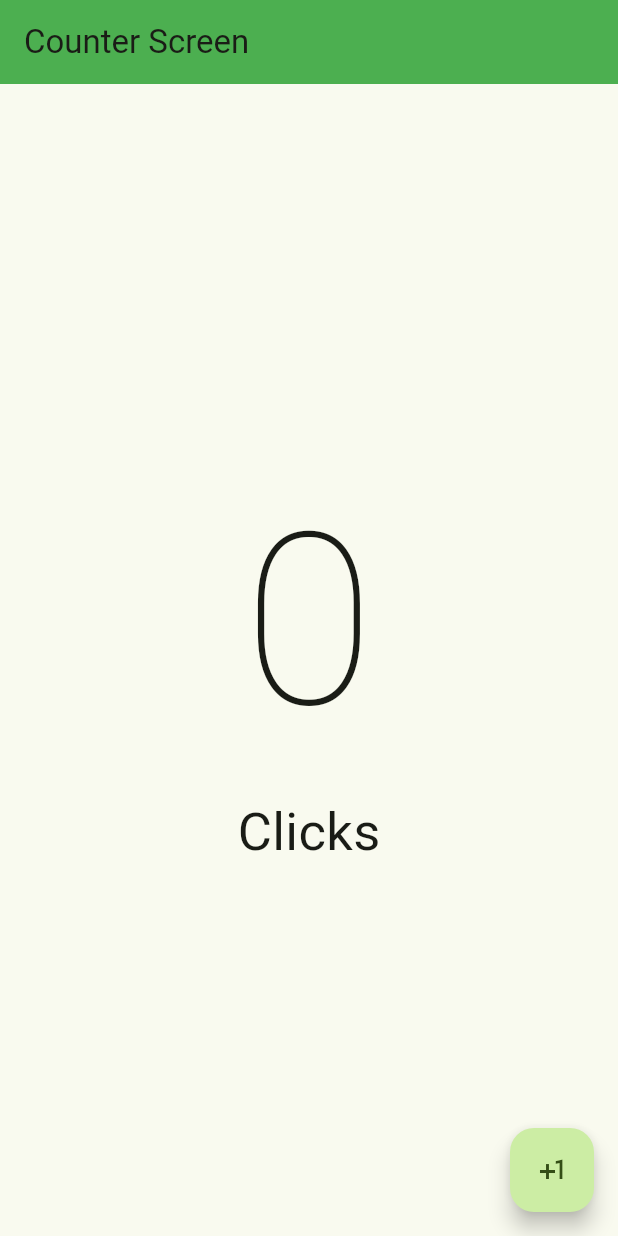
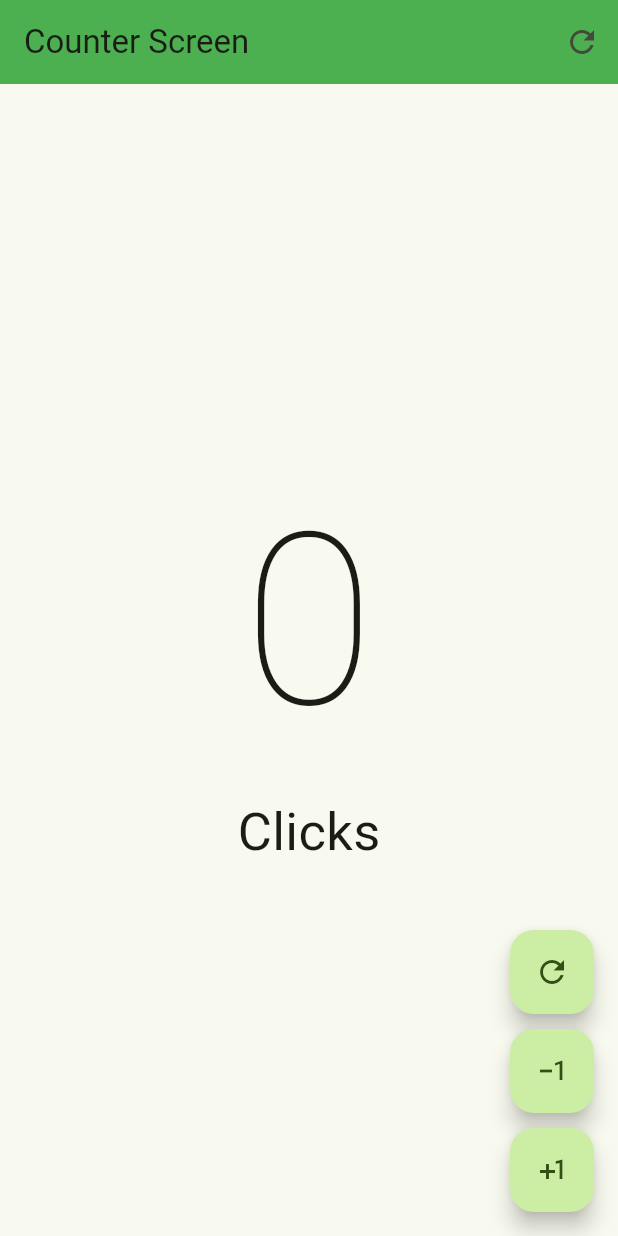
Before and after one commit to JonIriarte/Udemy_Flutter_Fernando_Herrera, a Flutter app: the screen it shows after launch, on a phone screen of 412 x 824 dp. Run offline on Flutter 3.47's test engine with Material 3 defaults, Android fonts, the phone set to English and light mode, and no system bars.

Commit message:
61_63 CustomButton widget

```diff
--- a/hello_world_app/lib/main.dart
+++ b/hello_world_app/lib/main.dart
@@ -1,5 +1,6 @@
 import 'package:flutter/material.dart';
-import 'package:hello_world_app/src/presentation/screens/counter/counter_screen.dart';
+import 'package:hello_world_app/src/presentation/screens/counter/counter_functions_screen.dart';
+// import 'package:hello_world_app/src/presentation/screens/counter/counter_screen.dart';
 
 void main() {
   runApp(const MyApp());
@@ -10,9 +11,10 @@ class MyApp extends StatelessWidget {
 
   @override
   Widget build(BuildContext context) {
-    return  MaterialApp(
+    return MaterialApp(
         debugShowCheckedModeBanner: true,
-        theme: ThemeData(useMaterial3: true, colorSchemeSeed: Colors.lightGreen),
-        home: const CounterScreen());
+        theme:
+            ThemeData(useMaterial3: true, colorSchemeSeed: Colors.lightGreen),
+        home: const CounterFunctionsScreen());
   }
 }
--- /dev/null
+++ b/hello_world_app/lib/src/presentation/screens/counter/counter_functions_screen.dart
@@ -0,0 +1,87 @@
+import "package:flutter/material.dart";
+
+class CounterFunctionsScreen extends StatefulWidget {
+  const CounterFunctionsScreen({super.key});
+
+  @override
+  State<CounterFunctionsScreen> createState() => _CounterFunctionsScreenState();
+}
+
+class _CounterFunctionsScreenState extends State<CounterFunctionsScreen> {
+  int clickCounter = 0;
+
+  @override
+  Widget build(BuildContext context) {
+    return Scaffold(
+        appBar: AppBar(
+          actions: [
+            IconButton(
+              icon: const Icon(Icons.refresh),
+              onPressed: () => (setState(() {
+                clickCounter = 0;
+              })),
+            ),
+          ],
+          title: const Text('Counter Screen'),
+          backgroundColor: Colors.green,
+        ),
+        body: Center(
+            child: Column(
+          mainAxisAlignment: MainAxisAlignment.center,
+          children: [
+            Text(
+              '$clickCounter',
+              style:
+                  const TextStyle(fontSize: 160, fontWeight: FontWeight.w100),
+            ),
+            Text(
+              clickCounter == 1 ? 'Click' : 'Clicks',
+              style: const TextStyle(fontSize: 35),
+            ),
+          ],
+        )),
+        floatingActionButton:
+            Column(mainAxisAlignment: MainAxisAlignment.end, children: [
+          CustomButton(
+            icon: Icons.refresh_outlined,
+            onPressed: () {
+              setState(() {
+                clickCounter = 0;
+              });
+            },
+          ),
+          const SizedBox(height: 10),
+          CustomButton(
+            icon: Icons.exposure_minus_1,
+            onPressed: () {
+              if (clickCounter == 0) return;
+              clickCounter--;
+              setState(() {});
+            },
+          ),
+          const SizedBox(height: 10),
+          CustomButton(
+            icon: Icons.plus_one,
+            onPressed: () {
+              clickCounter++;
+              setState(() {});
+            },
+          ),
+        ]));
+  }
+}
+
+class CustomButton extends StatelessWidget {
+  const CustomButton({
+    super.key,
+    required this.icon,
+    this.onPressed,
+  });
+  final IconData icon;
+  final VoidCallback? onPressed;
+
+  @override
+  Widget build(BuildContext context) {
+    return FloatingActionButton(onPressed: onPressed, child: Icon(icon));
+  }
+}
```
